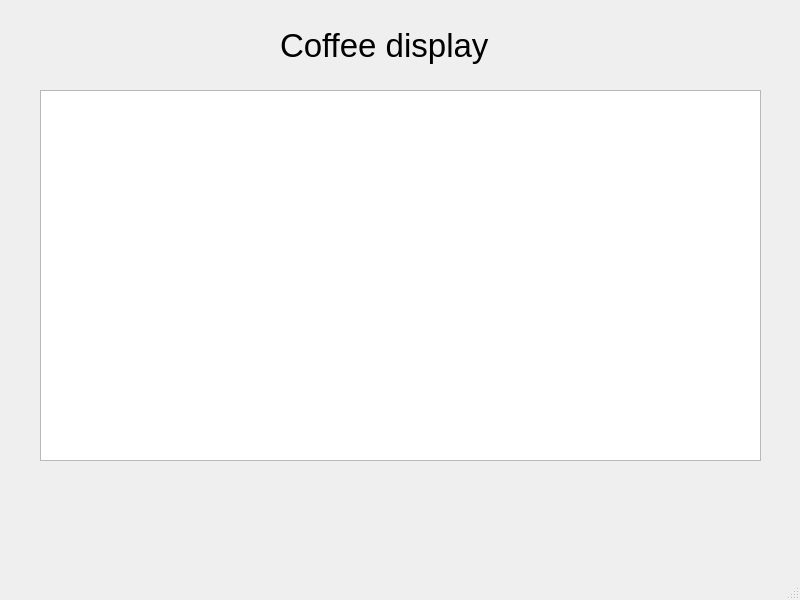
This is main.ui in xerox-1314/coffee as Qt 5 draws it before an edit. The edited form follows.
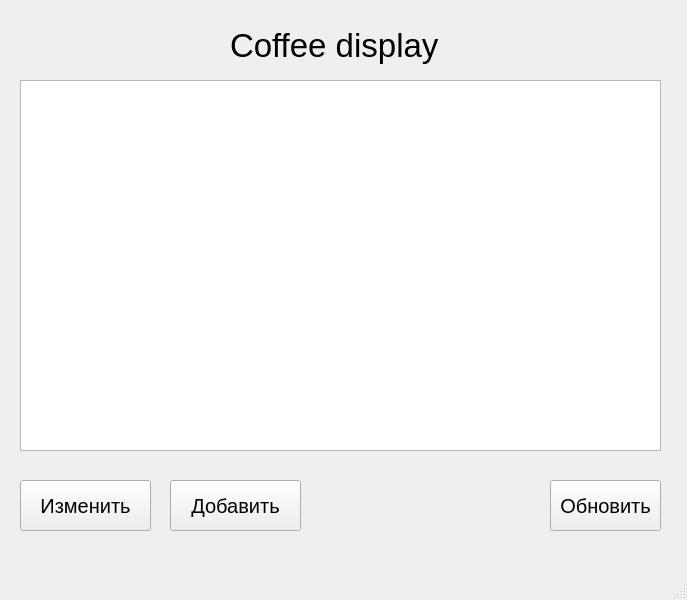
This is the edited form.

Commit message: Make Add Coffee and Edit Coffee windows

```diff
--- a/main.ui
+++ b/main.ui
@@ -6,7 +6,7 @@
    <rect>
     <x>0</x>
     <y>0</y>
-    <width>800</width>
+    <width>687</width>
     <height>600</height>
    </rect>
   </property>
@@ -17,7 +17,7 @@
    <widget class="QLabel" name="label">
     <property name="geometry">
      <rect>
-      <x>280</x>
+      <x>230</x>
       <y>20</y>
       <width>211</width>
       <height>51</height>
@@ -35,13 +35,67 @@
    <widget class="QTableWidget" name="tableWidget">
     <property name="geometry">
      <rect>
-      <x>40</x>
-      <y>90</y>
-      <width>721</width>
+      <x>20</x>
+      <y>80</y>
+      <width>641</width>
       <height>371</height>
      </rect>
     </property>
    </widget>
+   <widget class="QPushButton" name="edit_but">
+    <property name="geometry">
+     <rect>
+      <x>20</x>
+      <y>480</y>
+      <width>131</width>
+      <height>51</height>
+     </rect>
+    </property>
+    <property name="font">
+     <font>
+      <pointsize>15</pointsize>
+     </font>
+    </property>
+    <property name="text">
+     <string>Изменить</string>
+    </property>
+   </widget>
+   <widget class="QPushButton" name="add_but">
+    <property name="geometry">
+     <rect>
+      <x>170</x>
+      <y>480</y>
+      <width>131</width>
+      <height>51</height>
+     </rect>
+    </property>
+    <property name="font">
+     <font>
+      <pointsize>15</pointsize>
+     </font>
+    </property>
+    <property name="text">
+     <string>Добавить</string>
+    </property>
+   </widget>
+   <widget class="QPushButton" name="reset_but">
+    <property name="geometry">
+     <rect>
+      <x>550</x>
+      <y>480</y>
+      <width>111</width>
+      <height>51</height>
+     </rect>
+    </property>
+    <property name="font">
+     <font>
+      <pointsize>15</pointsize>
+     </font>
+    </property>
+    <property name="text">
+     <string>Обновить</string>
+    </property>
+   </widget>
   </widget>
   <widget class="QMenuBar" name="menubar">
    <property name="geometry">
```
Left out of the diff: 2 changed lines with no effect on the pictures. The commit also changes 4 other files.
